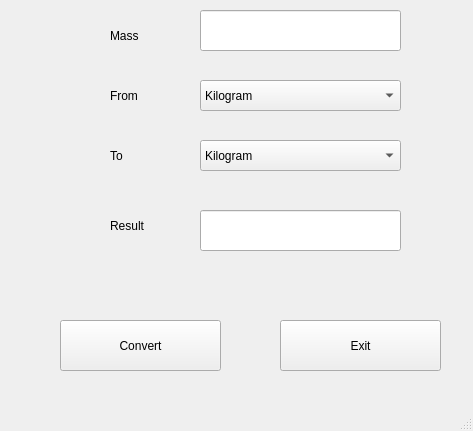
This is uis/Ui_Base/mass.ui in JordanLeich/Ultimate-Calculator as Qt 5 draws it before an edit. The edited form follows.
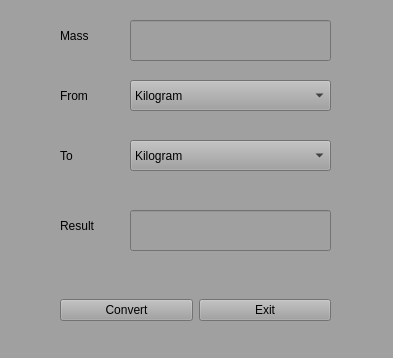
This is the edited form.

```diff
--- a/uis/Ui_Base/mass.ui
+++ b/uis/Ui_Base/mass.ui
@@ -6,19 +6,22 @@
    <rect>
     <x>0</x>
     <y>0</y>
-    <width>473</width>
-    <height>431</height>
+    <width>393</width>
+    <height>358</height>
    </rect>
   </property>
   <property name="windowTitle">
-   <string>MainWindow</string>
+   <string>Mass Converter</string>
+  </property>
+  <property name="styleSheet">
+   <string notr="true">background-color: rgb(160, 160, 160);</string>
   </property>
   <widget class="QWidget" name="centralwidget">
    <widget class="QLineEdit" name="line1">
     <property name="geometry">
      <rect>
-      <x>200</x>
-      <y>10</y>
+      <x>130</x>
+      <y>20</y>
       <width>201</width>
       <height>41</height>
      </rect>
@@ -27,12 +30,24 @@
    <widget class="QComboBox" name="comboBox1">
     <property name="geometry">
      <rect>
-      <x>200</x>
+      <x>130</x>
       <y>80</y>
       <width>201</width>
       <height>31</height>
      </rect>
     </property>
+    <property name="editable">
+     <bool>false</bool>
+    </property>
+    <property name="currentText">
+     <string>Kilogram</string>
+    </property>
+    <property name="duplicatesEnabled">
+     <bool>false</bool>
+    </property>
+    <property name="frame">
+     <bool>true</bool>
+    </property>
     <item>
      <property name="text">
       <string>Kilogram</string>
@@ -57,12 +72,18 @@
    <widget class="QComboBox" name="comboBox1_2">
     <property name="geometry">
      <rect>
-      <x>200</x>
+      <x>130</x>
       <y>140</y>
       <width>201</width>
       <height>31</height>
      </rect>
     </property>
+    <property name="editable">
+     <bool>false</bool>
+    </property>
+    <property name="currentText">
+     <string>Kilogram</string>
+    </property>
     <item>
      <property name="text">
       <string>Kilogram</string>
@@ -87,7 +108,7 @@
    <widget class="QLineEdit" name="line2">
     <property name="geometry">
      <rect>
-      <x>200</x>
+      <x>130</x>
       <y>210</y>
       <width>201</width>
       <height>41</height>
@@ -97,9 +118,9 @@
    <widget class="QLabel" name="label">
     <property name="geometry">
      <rect>
-      <x>110</x>
+      <x>60</x>
       <y>20</y>
-      <width>121</width>
+      <width>51</width>
       <height>31</height>
      </rect>
     </property>
@@ -110,9 +131,9 @@
    <widget class="QLabel" name="label_2">
     <property name="geometry">
      <rect>
-      <x>110</x>
+      <x>60</x>
       <y>80</y>
-      <width>121</width>
+      <width>61</width>
       <height>31</height>
      </rect>
     </property>
@@ -123,9 +144,9 @@
    <widget class="QLabel" name="label_3">
     <property name="geometry">
      <rect>
-      <x>110</x>
+      <x>60</x>
       <y>140</y>
-      <width>121</width>
+      <width>61</width>
       <height>31</height>
      </rect>
     </property>
@@ -136,9 +157,9 @@
    <widget class="QLabel" name="label_4">
     <property name="geometry">
      <rect>
-      <x>110</x>
+      <x>60</x>
       <y>210</y>
-      <width>121</width>
+      <width>61</width>
       <height>31</height>
      </rect>
     </property>
@@ -146,31 +167,31 @@
      <string>Result</string>
     </property>
    </widget>
-   <widget class="QPushButton" name="cvt_btn">
+   <widget class="QWidget" name="">
     <property name="geometry">
      <rect>
       <x>60</x>
-      <y>320</y>
-      <width>161</width>
-      <height>51</height>
+      <y>270</y>
+      <width>271</width>
+      <height>81</height>
      </rect>
     </property>
-    <property name="text">
-     <string>Convert</string>
-    </property>
-   </widget>
-   <widget class="QPushButton" name="exit_btn">
-    <property name="geometry">
-     <rect>
-      <x>280</x>
-      <y>320</y>
-      <width>161</width>
-      <height>51</height>
-     </rect>
-    </property>
-    <property name="text">
-     <string>Exit</string>
-    </property>
+    <layout class="QHBoxLayout" name="horizontalLayout">
+     <item>
+      <widget class="QPushButton" name="cvt_btn">
+       <property name="text">
+        <string>Convert</string>
+       </property>
+      </widget>
+     </item>
+     <item>
+      <widget class="QPushButton" name="exit_btn">
+       <property name="text">
+        <string>Exit</string>
+       </property>
+      </widget>
+     </item>
+    </layout>
    </widget>
   </widget>
   <widget class="QStatusBar" name="statusbar"/>
```
